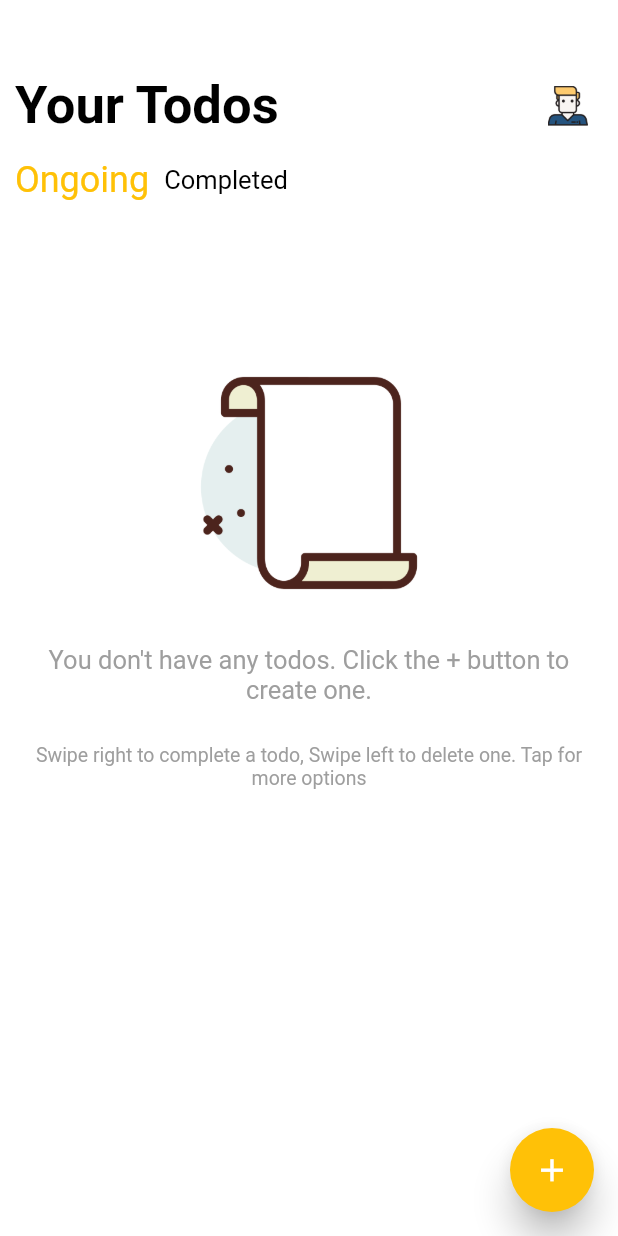
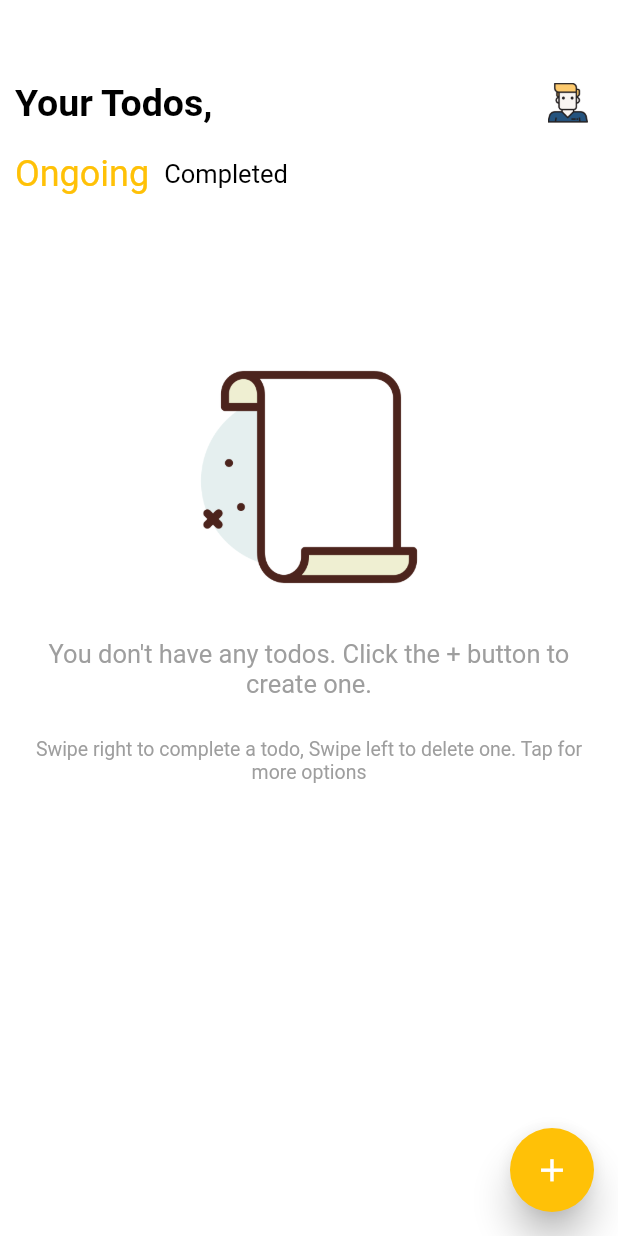
Before and after one commit to the-Jinxist/FlutterTodoApp, a Flutter app: the screen it shows after launch, on a phone screen of 412 x 824 dp. Run offline on Flutter 3.47's test engine with Material 2 defaults, Android fonts, the phone set to English and light mode, and no system bars; our stand-ins replace shared_preferences, sqflite; accounts and stored records are empty; Roboto replaces fonts that are missing (Montesserat); project files that could hold a hidden picture were left out.

Commit message:
Final Features before firebase addition

```diff
--- a/lib/pages/add_todo_page.dart
+++ b/lib/pages/add_todo_page.dart
@@ -1,4 +1,6 @@
 import 'package:flutter/material.dart';
+import 'package:provider/provider.dart';
+import 'package:todo_app/provider/auth_viewmodel.dart';
 import '../database/todo_model.dart';
 import '../database/Constants.dart';
 import '../database/database_repo.dart';
@@ -28,6 +30,9 @@ class _AddTodoPageState extends State<AddTodoPage> {
 
   @override
   Widget build(BuildContext context) {
+
+    final AuthViewModel viewModel = Provider.of<AuthViewModel>(context);
+
     return Scaffold(
       resizeToAvoidBottomPadding: true,
       resizeToAvoidBottomInset: true,
@@ -45,7 +50,6 @@ class _AddTodoPageState extends State<AddTodoPage> {
               onTap: (){
                 var state = formKey.currentState;
                 var validated = state.validate();
-
                 if(validated){
 
                   TodoModel todoModel = new TodoModel(status: Constants.ON_GOING, todoTitle: todoTitle,
--- a/lib/pages/auth_page.dart
+++ b/lib/pages/auth_page.dart
@@ -107,16 +107,18 @@ class _AuthPageState extends State<AuthPage> {
                         var state = formKey.currentState;
                         state.validate();
                       },
+                      child: Card(
+
+                        elevation: 5.0,
                         child: Container(
                           height: 50.0,
                           width: double.infinity,
                           decoration: BoxDecoration(
                             color:  Colors.amber,
-                          borderRadius: BorderRadius.circular(7.0),
-                          boxShadow: [BoxShadow(color: Colors.grey, blurRadius: 5.0)],
                           ),
                           child: Center(
                             child: Text("Log in", style: new TextStyle(color: Colors.white, fontFamily: Constants.MONTESSARAT_FAMILY, fontSize: 17.0, fontWeight: FontWeight.bold),),
+                          ),
                         ),
                       ),
                     )
--- a/lib/pages/todo_page.dart
+++ b/lib/pages/todo_page.dart
@@ -1,14 +1,20 @@
 
 import 'package:flutter/material.dart';
+import 'package:provider/provider.dart';
+import 'package:todo_app/provider/auth_viewmodel.dart';
+import 'package:todo_app/provider/user.dart';
 import 'completed_page.dart';
 import 'ongoing_page.dart';
 import 'add_todo_page.dart';
 import 'auth_page.dart';
+import 'package:todo_app/utils/shared_prefutils.dart';
 
 class TodoPageContainer extends StatelessWidget {
   @override
   Widget build(BuildContext context) {
-    return MaterialApp(
+    return ChangeNotifierProvider<AuthViewModel>.value(
+      value: AuthViewModel(),
+      child: MaterialApp(
         home: TodoPage(),
         debugShowCheckedModeBanner: false,
         debugShowMaterialGrid: false,
@@ -41,6 +47,7 @@ class TodoPageContainer extends StatelessWidget {
             ),
           )
         )
+      ),
     );
   }
 }
@@ -91,7 +98,8 @@ class _TodoPageState extends State<TodoPage> {
 
   @override
   Widget build(BuildContext context) {
-    return  Scaffold(
+
+    return Scaffold(
       body: Container(
         color: Colors.white,
         child: Column(
@@ -104,12 +112,16 @@ class _TodoPageState extends State<TodoPage> {
                 mainAxisAlignment: MainAxisAlignment.start,
                 crossAxisAlignment: CrossAxisAlignment.center,
                 children: <Widget>[
-                        Text("Your Todos", style: new TextStyle(
+                  Row(
+                    children: <Widget>[
+                      Text("Your Todos, ", style: new TextStyle(
                           fontFamily: "Montesserat",
                           color: Colors.black,
-                            fontSize: 35.0,
+                          fontSize: 25.0,
                           fontWeight: FontWeight.bold
                         )
+                      ),
+                    ],
                   ),
                   Expanded(child: Align(
                     alignment: Alignment.centerRight,
@@ -198,6 +210,7 @@ class _TodoPageState extends State<TodoPage> {
         },
         elevation: 10.0, backgroundColor: Colors.amber
         ,),
+
     );
   }
 
--- /dev/null
+++ b/lib/provider/auth_viewmodel.dart
@@ -0,0 +1,27 @@
+import 'dart:math';
+import 'package:flutter/material.dart';
+
+class AuthViewModel extends ChangeNotifier{
+
+
+  String _userName = "";
+
+  String getName(){
+    return _userName;
+  }
+
+  void setNewUserName(){
+    _userName = _returnRandomName();
+    print("The username now is: $_userName");
+    notifyListeners();
+
+  }
+
+  String _returnRandomName(){
+    var random = Random().nextInt(_randomListOfName.length - 1);
+    return _randomListOfName[random];
+  }
+
+  var _randomListOfName = ["Larry", "Moto", "Melman", "Jack", "Keanu", "Bayo", "Grace", "Timon", "Maryanne", "Prosper", "Frank", "Neo", "Emmanuel"];
+
+}
--- a/pubspec.yaml
+++ b/pubspec.yaml
@@ -18,6 +18,8 @@ environment:
 
 dependencies:
   sqflite:
+  provider:
+  shared_preferences:
   path:
   intl: 0.15.7
 
```
Also changed, not shown: lib/provider/user.dart (added, +13 -0 lines), lib/utils/shared_prefutils.dart (added, +24 -0 lines), pubspec.lock. Lines whose indentation alone changed are shown as unchanged.
